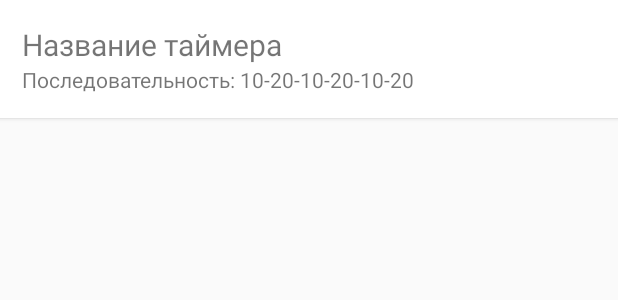
After one commit to theimaginationless/sportdiary, an Android app: the layout timer_list_item.xml on its own in the app's theme, with its tools: preview values and no code run, on a phone screen of 412 x 824 dp. The commit adds this screen. Shown: the top 300 px of the screen. Run offline under Robolectric (Android 15) with nearby library versions, the phone set to English and light mode, and no system bars.

Commit message:
Timer List fragment init

```diff
--- /dev/null
+++ b/app/src/main/res/layout/timer_list_item.xml
@@ -0,0 +1,43 @@
+<?xml version="1.0" encoding="utf-8"?>
+<android.support.v7.widget.CardView xmlns:android="http://schemas.android.com/apk/res/android"
+                                    xmlns:app="http://schemas.android.com/apk/res-auto"
+                                    app:cardElevation="2dp"
+                                    android:foreground="?attr/selectableItemBackground"
+                                    app:cardUseCompatPadding="true"
+                                    android:layout_marginLeft="-3dp"
+                                    android:layout_marginRight="-3dp"
+                                    app:cardCornerRadius="0dp"
+                                    android:layout_marginTop="-3dp"
+                                    android:layout_marginBottom="-3dp"
+                                    android:layout_width="match_parent"
+                                    android:layout_height="wrap_content"
+                                    xmlns:tools="http://schemas.android.com/tools">
+    <LinearLayout
+        android:orientation="vertical"
+        android:layout_width="wrap_content"
+        android:padding="16dp"
+        android:layout_height="wrap_content">
+        <LinearLayout
+            android:orientation="vertical"
+            android:layout_width="match_parent"
+            android:layout_height="wrap_content">
+            <TextView
+                android:id="@+id/timer_name"
+                tools:text="Название таймера"
+                android:textSize="20sp"
+                android:layout_width="wrap_content"
+                android:layout_height="wrap_content"/>
+        </LinearLayout>
+        <LinearLayout
+            android:orientation="horizontal"
+            android:layout_width="match_parent"
+            android:layout_height="wrap_content">
+            <TextView
+                tools:text="Последовательность: 10-20-10-20-10-20"
+                android:id="@+id/time_sequence_item"
+                android:layout_width="match_parent"
+                android:layout_height="wrap_content"/>
+        </LinearLayout>
+    </LinearLayout>
+
+</android.support.v7.widget.CardView>
```
Also changed, not shown: app/src/main/java/com/app/dmitryteplyakov/sportdiary/Timer/TimerListActivity.java (+32 -0 lines), app/src/main/java/com/app/dmitryteplyakov/sportdiary/Timer/TimerListFragment.java (+62 -0 lines).
